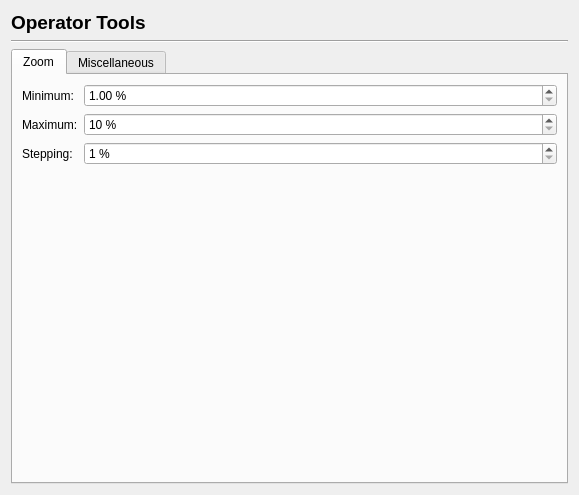
scribusproject/scribus, file scribus/ui/prefs_operatortoolsbase.ui: the form before one commit.
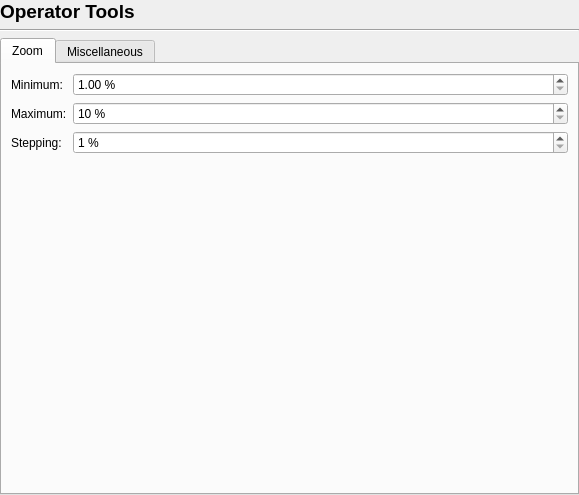
The form after the commit. Custom widgets are drawn as their Qt base class.

The edit to the form file:
```diff
--- a/scribus/ui/prefs_operatortoolsbase.ui
+++ b/scribus/ui/prefs_operatortoolsbase.ui
@@ -14,6 +14,18 @@
    <string notr="true">Form</string>
   </property>
   <layout class="QVBoxLayout" name="verticalLayout">
+   <property name="leftMargin">
+    <number>0</number>
+   </property>
+   <property name="topMargin">
+    <number>0</number>
+   </property>
+   <property name="rightMargin">
+    <number>0</number>
+   </property>
+   <property name="bottomMargin">
+    <number>0</number>
+   </property>
    <item>
     <widget class="QLabel" name="label">
      <property name="font">
```
